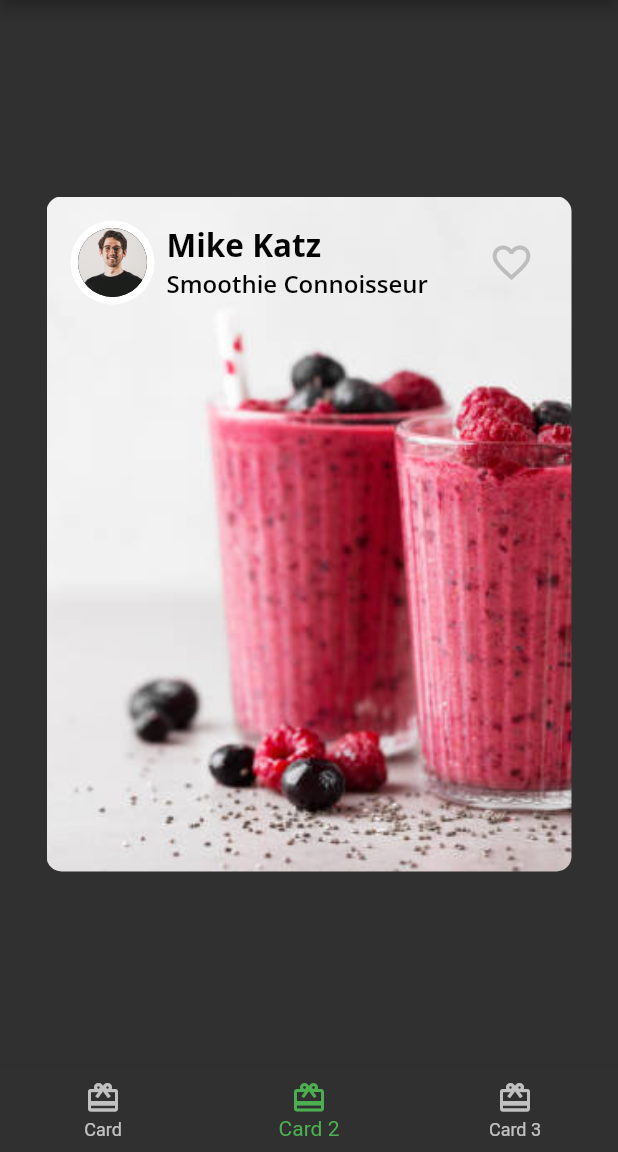
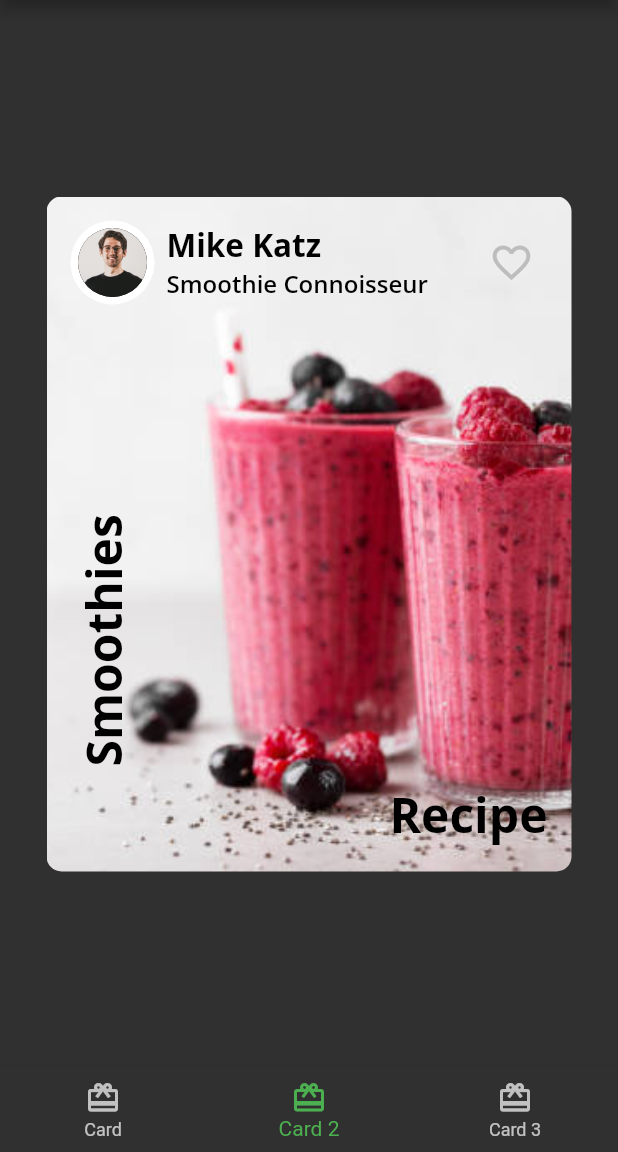
Before and after one commit to YousefZinsazK78/flutter_apprentice_project_test, a Flutter app: the screen it shows after launch, item 2 of the bottom bar chosen, on a phone screen of 412 x 824 dp, the part 84-1236 px from its top. Run offline on Flutter 3.47's test engine with Material 2 defaults, Android fonts, the phone set to English and light mode, and no system bars; our stand-ins replace google_fonts.

Commit message:
(done)-> card2.dart

```diff
--- a/lib/card2.dart
+++ b/lib/card2.dart
@@ -1,5 +1,6 @@
 import 'package:flutter/material.dart';
 import 'package:flutter_application_test/author_card.dart';
+import './fooderlich_theme.dart';
 
 class Card2 extends StatelessWidget {
   const Card2({Key? key}) : super(key: key);
@@ -22,11 +23,36 @@ class Card2 extends StatelessWidget {
           ),
         ),
         child: Column(
-          children: const [
-            AuthorCard(
+          children: [
+            const AuthorCard(
               authorName: 'Mike Katz',
               title: 'Smoothie Connoisseur',
               imageProvider: AssetImage('assets/chef.jpg'),
+            ),
+            Expanded(
+              child: Stack(
+                children: [
+                  Positioned(
+                    bottom: 16,
+                    right: 16,
+                    child: Text(
+                      'Recipe',
+                      style: FooderlichTheme.lightTextTheme.headline1,
+                    ),
+                  ),
+                  Positioned(
+                    bottom: 70,
+                    left: 16,
+                    child: RotatedBox(
+                      quarterTurns: 3,
+                      child: Text(
+                        'Smoothies',
+                        style: FooderlichTheme.lightTextTheme.headline1,
+                      ),
+                    ),
+                  ),
+                ],
+              ),
             ),
           ],
         ),
```
